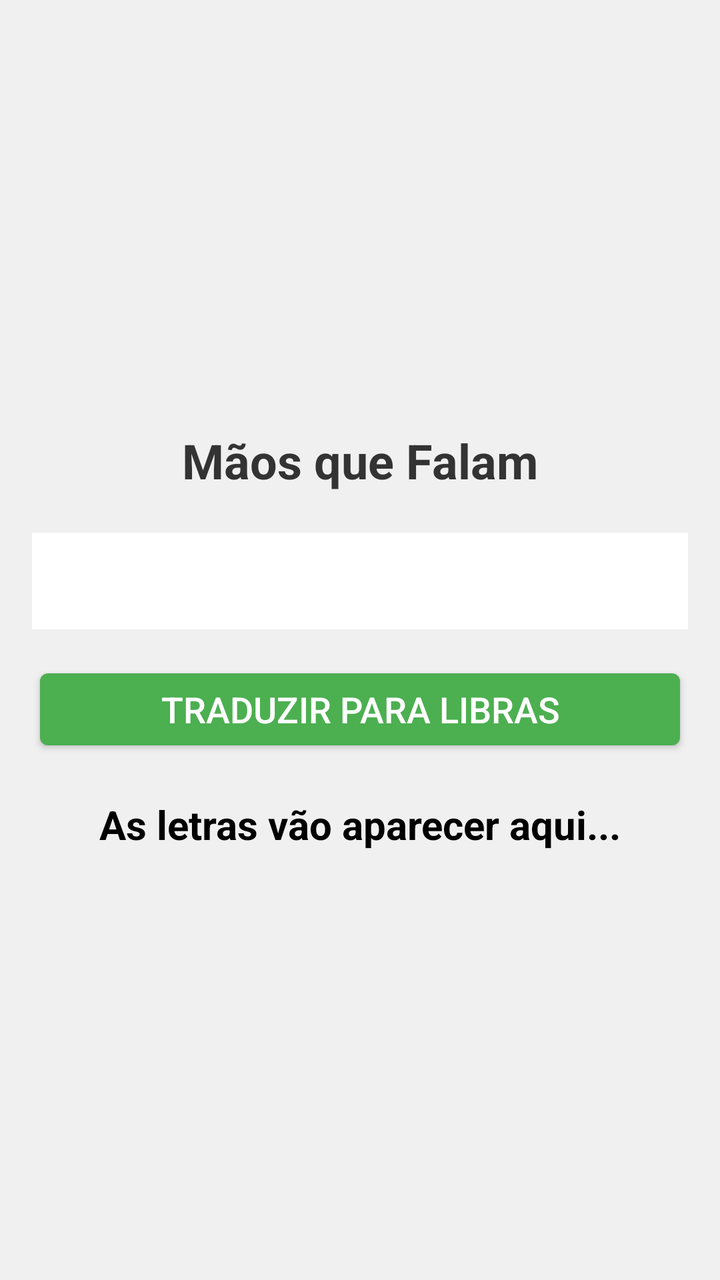
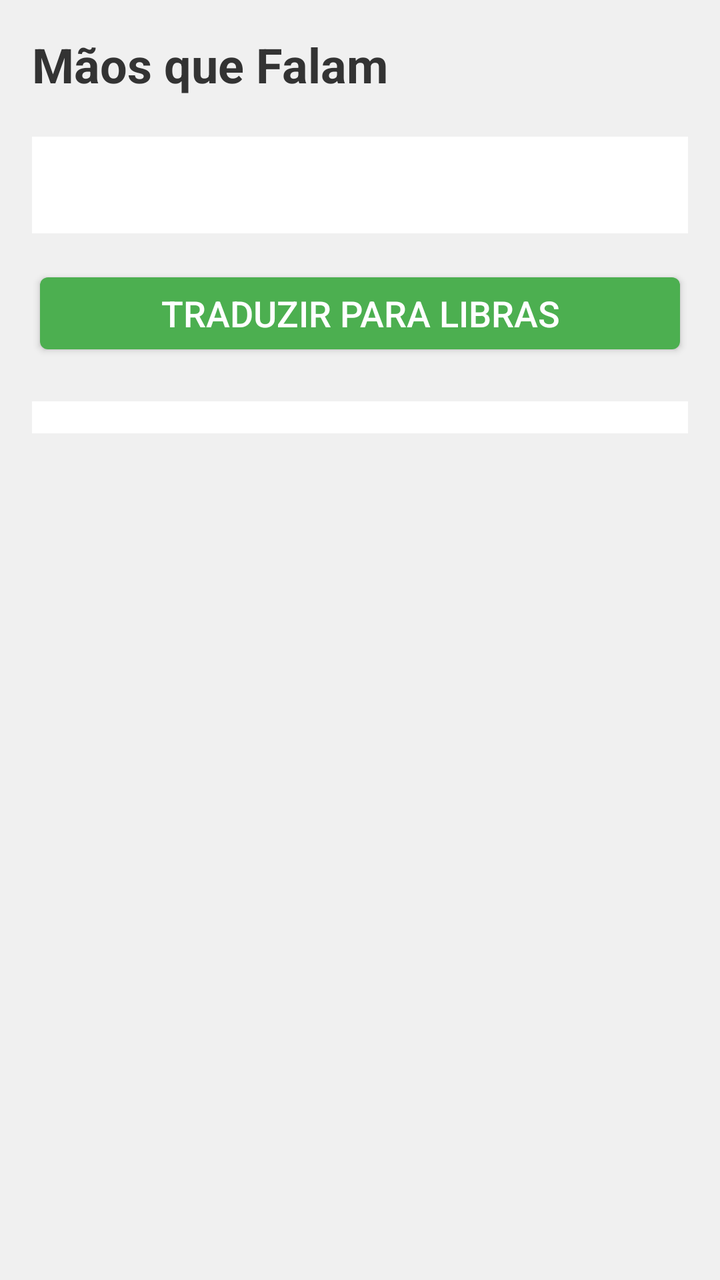

Before-and-after screenshots of an Android layout around one commit, followed by the original layout XML and the change that was made.
<!-- AndroidManifest.xml: application theme android:Theme.DeviceDefault.NoActionBar -->
<!-- res/layout/activity_main.xml -->
<?xml version="1.0" encoding="utf-8"?>
<LinearLayout xmlns:android="http://schemas.android.com/apk/res/android"
    android:layout_width="match_parent"
    android:layout_height="match_parent"
    android:orientation="vertical"
    android:gravity="center"
    android:padding="16dp"
    android:background="#F0F0F0">

    <TextView
        android:layout_width="wrap_content"
        android:layout_height="wrap_content"
        android:text="Mãos que Falam"
        android:textSize="24sp"
        android:textStyle="bold"
        android:textColor="#333333"
        android:layout_marginBottom="20dp"/>

    <EditText
        android:id="@+id/editTexto"
        android:layout_width="match_parent"
        android:layout_height="wrap_content"
        android:hint="Digite o que quer falar..."
        android:inputType="text"
        android:textSize="18sp"
        android:padding="12dp"
        android:background="#FFFFFF"
        android:layout_marginBottom="16dp"/>

    <Button
        android:id="@+id/btnTraduzir"
        android:layout_width="match_parent"
        android:layout_height="wrap_content"
        android:text="Traduzir para Libras"
        android:backgroundTint="#4CAF50"
        android:textColor="#FFFFFF"
        android:textSize="18sp"
        android:layout_marginBottom="20dp"/>

    <TextView
        android:id="@+id/txtResultado"
        android:layout_width="match_parent"
        android:layout_height="wrap_content"
        android:text="As letras vão aparecer aqui..."
        android:textSize="20sp"
        android:textColor="#000000"
        android:gravity="center"
        android:textStyle="bold"/>

</LinearLayout>
<!-- resources referenced by this layout -->
<resources>

</resources>

<!-- the commit's change to res/layout/activity_main.xml (unified diff, before → after) -->
@@ -3,7 +3,6 @@
     android:layout_width="match_parent"
     android:layout_height="match_parent"
     android:orientation="vertical"
-    android:gravity="center"
     android:padding="16dp"
     android:background="#F0F0F0">
 
@@ -20,7 +19,7 @@
         android:id="@+id/editTexto"
         android:layout_width="match_parent"
         android:layout_height="wrap_content"
-        android:hint="Digite o que quer falar..."
+        android:hint="Digite uma palavra..."
         android:inputType="text"
         android:textSize="18sp"
         android:padding="12dp"
@@ -37,14 +36,19 @@
         android:textSize="18sp"
         android:layout_marginBottom="20dp"/>
 
-    <TextView
-        android:id="@+id/txtResultado"
+    
+    <HorizontalScrollView
         android:layout_width="match_parent"
         android:layout_height="wrap_content"
-        android:text="As letras vão aparecer aqui..."
-        android:textSize="20sp"
-        android:textColor="#000000"
-        android:gravity="center"
-        android:textStyle="bold"/>
+        android:background="#FFFFFF"
+        android:padding="8dp">
+
+        <LinearLayout
+            android:id="@+id/containerImagens"
+            android:layout_width="wrap_content"
+            android:layout_height="wrap_content"
+            android:orientation="horizontal" />
+            
+    </HorizontalScrollView>
 
 </LinearLayout>
